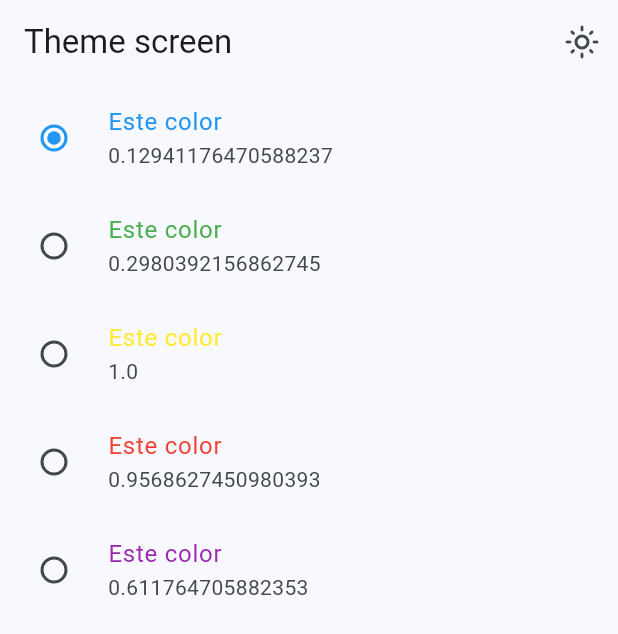
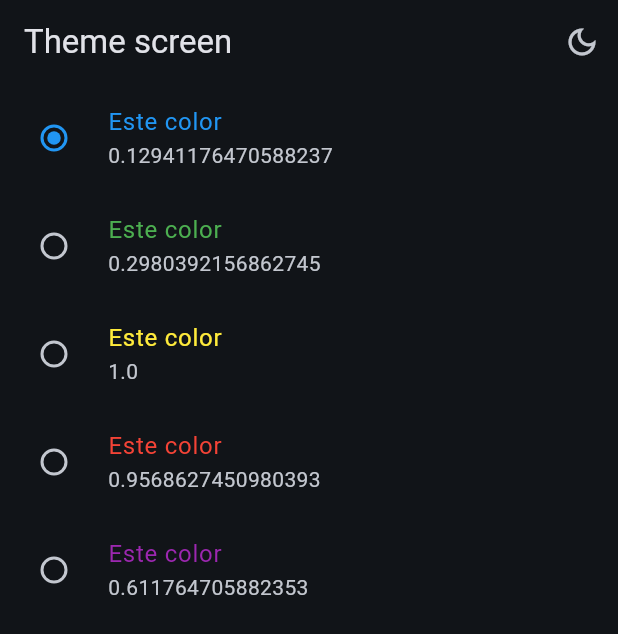
Before and after one commit to sdieg82/widgets_app, a Flutter app: the ThemeScreen screen opened by its route, on a phone screen of 412 x 824 dp. Shown: the top 634 px of the screen. Run offline on Flutter 3.47's test engine with Material 3 defaults, Android fonts, the phone set to English and light mode, and no system bars; our stand-ins replace animate_do, flutter_riverpod, go_router.

Commit message:
stateNotifier done

```diff
--- a/lib/config/themes/app_theme.dart
+++ b/lib/config/themes/app_theme.dart
@@ -1,6 +1,6 @@
 import 'package:flutter/material.dart';
 
-const colorList=<Color>[
+const colorList = <Color>[
   Colors.blue,
   Colors.green,
   Colors.yellow,
@@ -12,18 +12,21 @@ class AppTheme {
   final bool isDarkMode;
   final int selectedColor;
 
-  AppTheme({
-    this.selectedColor=0,
-    this.isDarkMode=true,
-  }):assert(
-    selectedColor>=0 && selectedColor <= colorList.length
-  );
-ThemeData getTheme()=>ThemeData(
-   brightness: isDarkMode? Brightness.dark : Brightness.light,
+  AppTheme({this.selectedColor = 0, this.isDarkMode = true})
+    : assert(selectedColor >= 0 && selectedColor <= colorList.length);
+  ThemeData getTheme() => ThemeData(
+    brightness: isDarkMode ? Brightness.dark : Brightness.light,
     useMaterial3: true,
     colorSchemeSeed: colorList[selectedColor],
-   appBarTheme: const AppBarTheme(
-    centerTitle: false,
-   )
+    appBarTheme: const AppBarTheme(centerTitle: false),
+  );
+
+  AppTheme copyWith({
+    bool? isDarkMode,
+    int? selectedColor,
+  }
+  )=> AppTheme(
+    selectedColor: selectedColor ?? this.selectedColor,
+    isDarkMode: isDarkMode ?? this.isDarkMode
   );
 }
--- a/lib/presentation/providers/theme_provider.dart
+++ b/lib/presentation/providers/theme_provider.dart
@@ -4,3 +4,23 @@ import 'package:widgets_app/config/themes/app_theme.dart';
 final isDarkModeProvider= StateProvider((ref)=>false);
 final colorListProvider=StateProvider((ref)=> colorList);
 final selectedColorProvider=StateProvider((ref)=> 0);
+
+//Un objeto de tipo APPTheme (custom)
+
+ final themeNotifier=StateNotifierProvider<ThemeNotifier,AppTheme>(
+  (ref)=>ThemeNotifier()
+  );
+
+ class ThemeNotifier extends StateNotifier<AppTheme>{
+  // State= estado = new Apptheme
+  ThemeNotifier():super(AppTheme());
+
+ void toggleDarkMode(){
+  state=state.copyWith(isDarkMode: !state.isDarkMode);
+ }
+
+void changeColorTheme(int color ){
+  state=state.copyWith(selectedColor: color);
+ }
+
+ }
--- a/lib/presentation/screens/theme_screen.dart
+++ b/lib/presentation/screens/theme_screen.dart
@@ -8,14 +8,15 @@ class ThemeScreen extends ConsumerWidget {
 
   @override
   Widget build(BuildContext context,ref) {
-    final isDarkMode=ref.watch(isDarkModeProvider);
+    final isDarkMode=ref.watch(themeNotifier).isDarkMode;
     return Scaffold(
       appBar: AppBar(
         title: Text('Theme screen'),
         actions: [
            IconButton(
           onPressed: () {
-            ref.read(isDarkModeProvider.notifier).update((state)=> state=! state);
+            // ref.read(isDarkModeProvider.notifier).update((state)=> state=! state);
+            ref.read(themeNotifier.notifier).toggleDarkMode();
           },
         // icon: Icon(Icons.dark_mode_outlined),
         icon: Icon(isDarkMode? Icons.dark_mode_outlined: Icons.light_mode_outlined),
@@ -35,8 +36,7 @@ class _ViewThemesList extends ConsumerWidget {
   @override
   Widget build(BuildContext context,ref) {
   final List<Color> colorList =ref.watch(colorListProvider);
-  final bool isDarkMode =ref.watch(isDarkModeProvider);
-  final int selectedColor=ref.watch(selectedColorProvider);
+  final int selectedColor=ref.watch(themeNotifier).selectedColor;
     return ListView.builder(
       itemCount: colorList.length,
       itemBuilder:(context, index) {
@@ -48,7 +48,7 @@ class _ViewThemesList extends ConsumerWidget {
           groupValue: selectedColor,
           activeColor: color,
           onChanged: (value) {
-            ref.read(selectedColorProvider.notifier).state = value!;
+            ref.watch(themeNotifier.notifier).changeColorTheme(index);
           },
         );
       },
```
Also changed, not shown: lib/main.dart (+4 -3 lines). Lines whose indentation alone changed are shown as unchanged.
